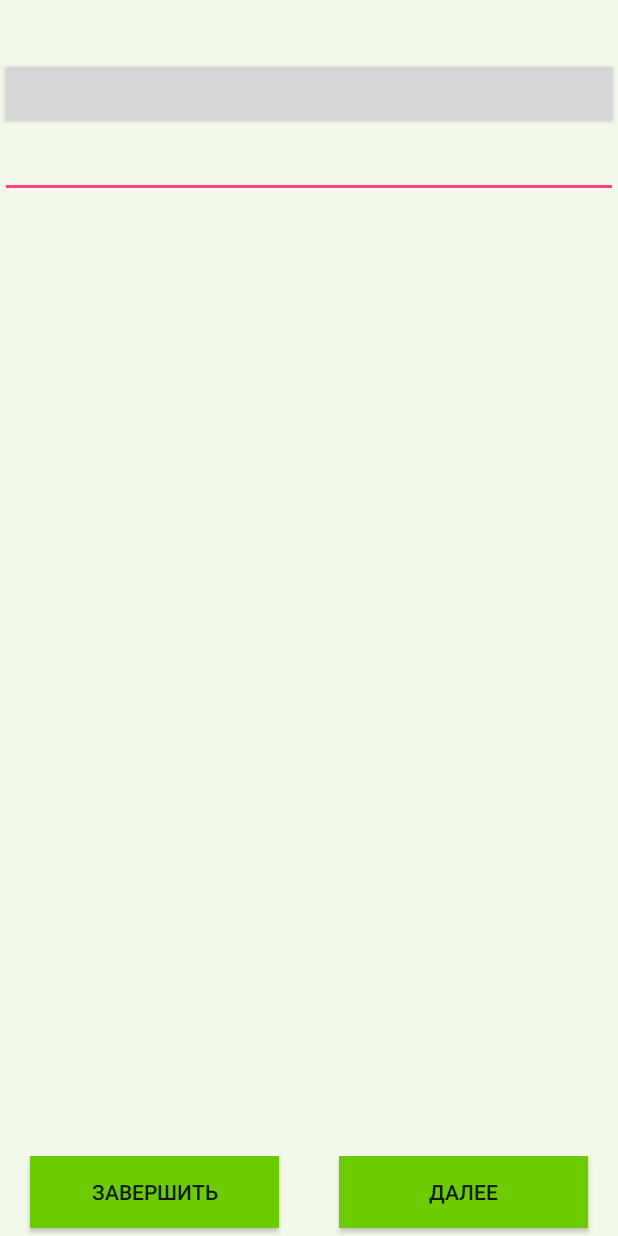
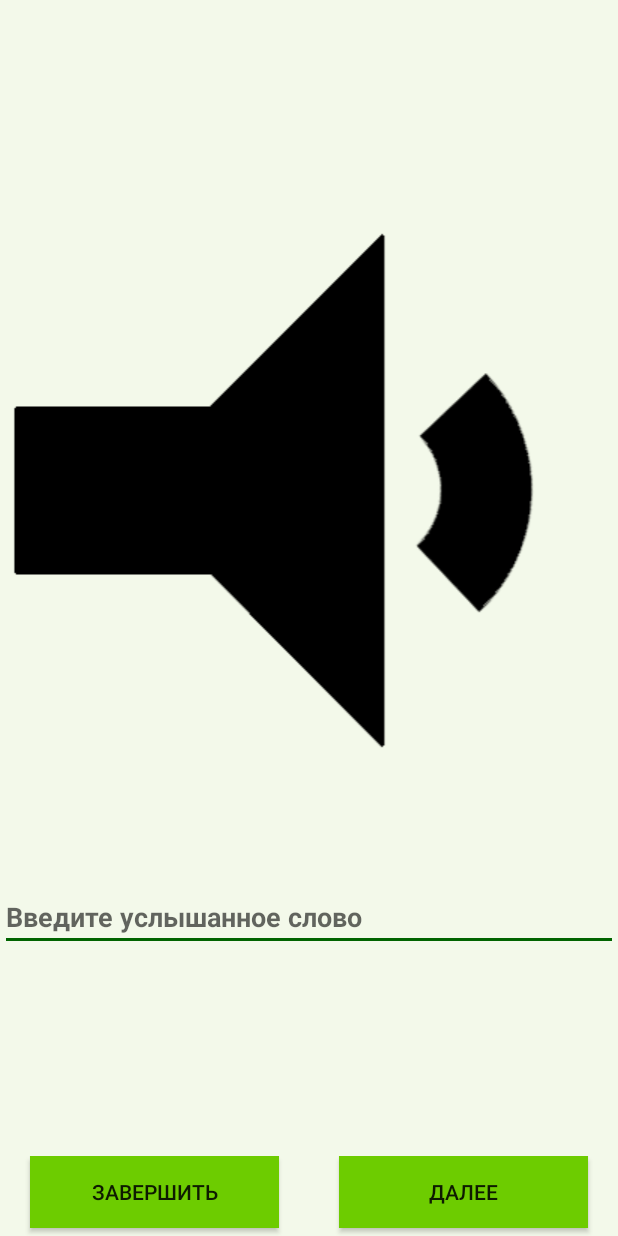
Before and after one commit to KirillKozinets/EngLen, an Android app: the layout fragment_auditory_dictation.xml on its own in the app's theme, with its tools: preview values and no code run, on a phone screen of 412 x 824 dp. Run offline under Robolectric (Android 15) with nearby library versions, the phone set to English and light mode, and no system bars.

Commit message:
Изменен дизайн

```diff
--- a/app/src/main/res/layout/fragment_auditory_dictation.xml
+++ b/app/src/main/res/layout/fragment_auditory_dictation.xml
@@ -3,6 +3,7 @@
     xmlns:tools="http://schemas.android.com/tools"
     android:layout_width="match_parent"
     android:layout_height="match_parent"
+    xmlns:app="http://schemas.android.com/apk/res-auto"
     android:background="@color/Lite"
     tools:context=".view.Fragments.AuditoryDictation"
     android:orientation="vertical">
@@ -16,20 +17,44 @@
         android:textStyle="bold" />
     <TextView
         android:gravity="center"
-        android:textColor="@color/dark"
+        android:textColor="@color/white"
         android:id="@+id/trueAnswer"
         android:layout_width="match_parent"
         android:layout_height="wrap_content"
         android:maxLines="3"
         android:textStyle="bold" />
-    <Button
-        android:id="@+id/repeatAudio"
+    <android.support.constraint.ConstraintLayout
+        android:layout_weight="4"
         android:layout_width="match_parent"
-        android:layout_height="wrap_content"
-        android:maxLines="3"
-        android:textColor="@color/dark"
-        android:textStyle="bold" />
+        android:layout_height="wrap_content">
+
+        <ImageButton
+            android:id="@+id/repeatAudio"
+            android:layout_width="0dp"
+            android:layout_height="wrap_content"
+            android:layout_marginStart="8dp"
+            android:layout_marginLeft="8dp"
+            android:layout_marginTop="8dp"
+            android:layout_marginEnd="8dp"
+
+            android:layout_marginRight="8dp"
+
+
+            android:layout_marginBottom="8dp"
+            android:background="@drawable/audio"
+            android:maxLines="3"
+            android:textColor="@color/dark"
+            android:textStyle="bold"
+            app:layout_constraintBottom_toBottomOf="parent"
+            app:layout_constraintDimensionRatio="1:1"
+            app:layout_constraintEnd_toEndOf="parent"
+            app:layout_constraintStart_toStartOf="parent"
+            app:layout_constraintTop_toTopOf="parent" />
+    </android.support.constraint.ConstraintLayout>
     <EditText
+        android:textCursorDrawable="@drawable/green_cursor"
+       android:backgroundTint="@color/DarkGreen"
+        android:hint="Введите услышанное слово"
         android:id="@+id/editText"
         android:layout_width="match_parent"
         android:layout_height="wrap_content"
@@ -41,7 +66,7 @@
         android:layout_width="match_parent"
         android:layout_height="184dp"
         android:layout_gravity="right"
-        android:layout_weight="321"
+        android:layout_weight="1"
         android:gravity="bottom"
         android:visibility="visible">
 
```
